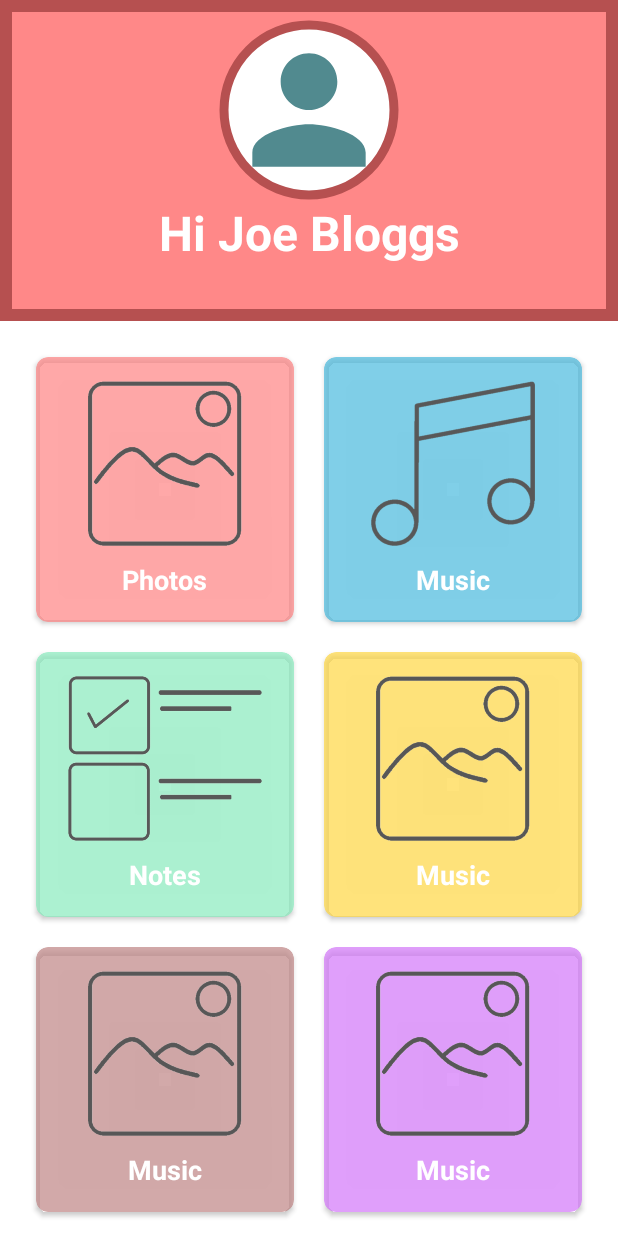
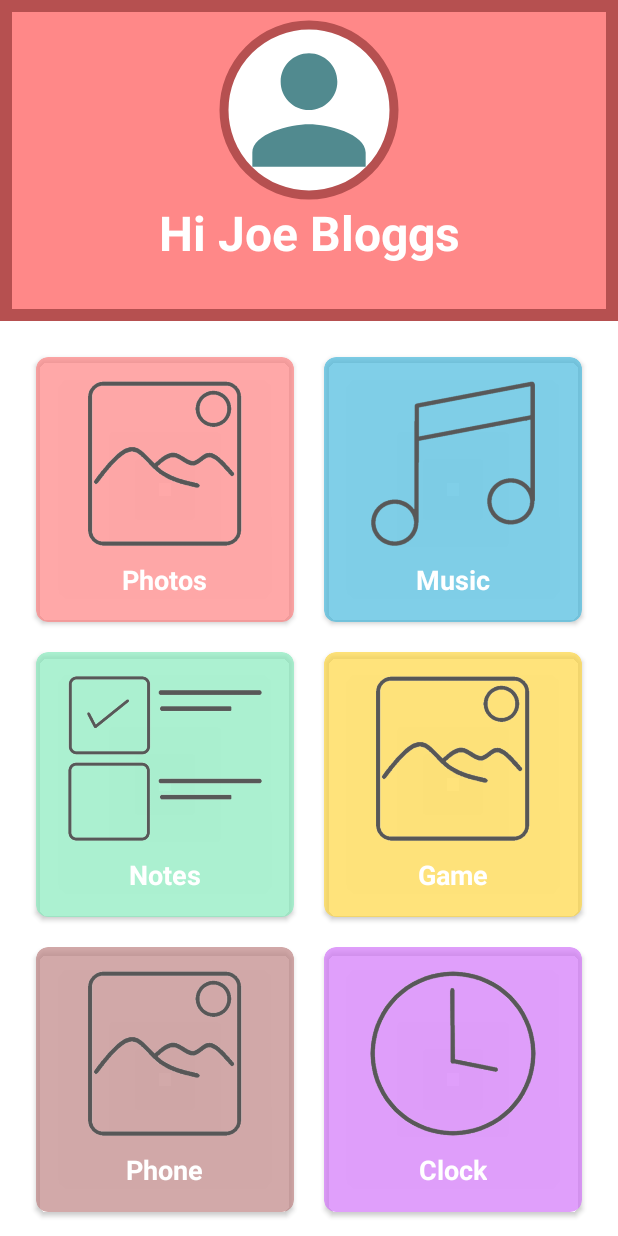
Before and after one commit to yahya-t/DALD, an Android app: the screen it shows after launch (MainActivity), on a phone screen of 412 x 824 dp. Run offline under Robolectric (Android 15) with nearby library versions, the phone set to English and light mode, and no system bars.

Commit message:
Completed AOD Clock

```diff
--- a/app/src/main/java/com/example/dald/MainActivity.kt
+++ b/app/src/main/java/com/example/dald/MainActivity.kt
@@ -9,6 +9,7 @@ import androidx.annotation.RequiresApi
 import androidx.core.view.WindowCompat
 import androidx.core.view.WindowInsetsCompat
 import androidx.core.view.WindowInsetsControllerCompat
+import com.example.dald.Clock.ClockMainActivity
 import com.example.dald.Photos.*
 import com.example.dald.Music.MusicMainActivity
 import com.example.dald.Notes.NotesMainActivity
@@ -38,6 +39,11 @@ class MainActivity : AppCompatActivity() {
         startActivity(intent)
     }
 
+    fun clockCard(view: View) {
+        val intent = Intent(this, ClockMainActivity::class.java)
+        startActivity(intent)
+    }
+
     @RequiresApi(Build.VERSION_CODES.R)
     fun hideSystemUI() {
         WindowCompat.setDecorFitsSystemWindows(window, false)
--- a/app/src/main/res/layout/activity_main.xml
+++ b/app/src/main/res/layout/activity_main.xml
@@ -14,8 +14,8 @@
         android:layout_weight="2.6"
         android:background="@drawable/home_banner_background"
         android:columnCount="2"
-        android:rowCount="2"
-        android:padding="13dp">
+        android:padding="13dp"
+        android:rowCount="2">
 
         <com.google.android.material.imageview.ShapeableImageView
             android:layout_width="120dp"
@@ -38,10 +38,10 @@
             android:layout_column="0"
             android:layout_centerInParent="true"
             android:gravity="center"
+            android:text="Hi Joe Bloggs"
             android:textColor="@android:color/white"
             android:textSize="32sp"
-            android:textStyle="bold"
-            android:text="Hi Joe Bloggs" />
+            android:textStyle="bold" />
 
     </GridLayout>
 
@@ -83,18 +83,18 @@
                     android:layout_width="wrap_content"
                     android:layout_height="wrap_content"
                     android:layout_gravity="center_horizontal"
-                    android:src="@drawable/gallery"
-                    android:layout_weight="1"/>
+                    android:layout_weight="1"
+                    android:src="@drawable/gallery" />
 
                 <TextView
                     android:layout_width="wrap_content"
                     android:layout_height="wrap_content"
+                    android:layout_gravity="center"
+                    android:layout_marginTop="10dp"
                     android:text="Photos"
                     android:textColor="@android:color/white"
-                    android:layout_gravity="center"
-                    android:layout_marginTop="10dp"
                     android:textSize="18sp"
-                    android:textStyle="bold"/>
+                    android:textStyle="bold" />
 
             </LinearLayout>
 
@@ -110,8 +110,8 @@
             android:layout_margin="10dp"
             android:backgroundTint="@color/music_background"
             android:clickable="true"
+            android:foreground="?attr/selectableItemBackground"
             android:onClick="musicPlayerCard"
-            android:foreground="?attr/selectableItemBackground"
             app:cardCornerRadius="8dp"
             app:cardElevation="2dp">
 
@@ -126,18 +126,18 @@
                     android:layout_width="wrap_content"
                     android:layout_height="wrap_content"
                     android:layout_gravity="center_horizontal"
-                    android:src="@drawable/music"
-                    android:layout_weight="1"/>
+                    android:layout_weight="1"
+                    android:src="@drawable/music" />
 
                 <TextView
                     android:layout_width="wrap_content"
                     android:layout_height="wrap_content"
+                    android:layout_gravity="center"
+                    android:layout_marginTop="10dp"
                     android:text="Music"
                     android:textColor="@android:color/white"
-                    android:layout_gravity="center"
-                    android:layout_marginTop="10dp"
                     android:textSize="18sp"
-                    android:textStyle="bold"/>
+                    android:textStyle="bold" />
 
             </LinearLayout>
 
@@ -156,8 +156,8 @@
             android:layout_margin="10dp"
             android:backgroundTint="@color/notes_background"
             android:clickable="true"
+            android:foreground="?attr/selectableItemBackground"
             android:onClick="notesCard"
-            android:foreground="?attr/selectableItemBackground"
             app:cardCornerRadius="8dp"
             app:cardElevation="2dp">
 
@@ -172,18 +172,18 @@
                     android:layout_width="wrap_content"
                     android:layout_height="wrap_content"
                     android:layout_gravity="center_horizontal"
-                    android:src="@drawable/notes"
-                    android:layout_weight="1"/>
+                    android:layout_weight="1"
+                    android:src="@drawable/notes" />
 
                 <TextView
                     android:layout_width="wrap_content"
                     android:layout_height="wrap_content"
+                    android:layout_gravity="center"
+                    android:layout_marginTop="10dp"
                     android:text="Notes"
                     android:textColor="@android:color/white"
-                    android:layout_gravity="center"
-                    android:layout_marginTop="10dp"
                     android:textSize="18sp"
-                    android:textStyle="bold"/>
+                    android:textStyle="bold" />
 
             </LinearLayout>
 
@@ -214,18 +214,18 @@
                     android:layout_width="wrap_content"
                     android:layout_height="wrap_content"
                     android:layout_gravity="center_horizontal"
-                    android:src="@drawable/gallery"
-                    android:layout_weight="1"/>
+                    android:layout_weight="1"
+                    android:src="@drawable/gallery" />
 
                 <TextView
                     android:layout_width="wrap_content"
                     android:layout_height="wrap_content"
-                    android:text="Music"
-                    android:textColor="@android:color/white"
                     android:layout_gravity="center"
                     android:layout_marginTop="10dp"
+                    android:text="Game"
+                    android:textColor="@android:color/white"
                     android:textSize="18sp"
-                    android:textStyle="bold"/>
+                    android:textStyle="bold" />
 
             </LinearLayout>
 
@@ -259,18 +259,18 @@
                     android:layout_width="wrap_content"
                     android:layout_height="wrap_content"
                     android:layout_gravity="center_horizontal"
-                    android:src="@drawable/gallery"
-                    android:layout_weight="1"/>
+                    android:layout_weight="1"
+                    android:src="@drawable/gallery" />
 
                 <TextView
                     android:layout_width="wrap_content"
                     android:layout_height="wrap_content"
-                    android:text="Music"
-                    android:textColor="@android:color/white"
                     android:layout_gravity="center"
                     android:layout_marginTop="10dp"
+                    android:text="Phone"
+                    android:textColor="@android:color/white"
                     android:textSize="18sp"
-                    android:textStyle="bold"/>
+                    android:textStyle="bold" />
 
             </LinearLayout>
 
@@ -287,6 +287,7 @@
             android:backgroundTint="@color/clock_background"
             android:clickable="true"
             android:foreground="?attr/selectableItemBackground"
+            android:onClick="clockCard"
             app:cardCornerRadius="8dp"
             app:cardElevation="2dp">
 
@@ -301,18 +302,18 @@
                     android:layout_width="wrap_content"
                     android:layout_height="wrap_content"
                     android:layout_gravity="center_horizontal"
-                    android:src="@drawable/gallery"
-                    android:layout_weight="1"/>
+                    android:layout_weight="1"
+                    android:src="@drawable/clock" />
 
                 <TextView
                     android:layout_width="wrap_content"
                     android:layout_height="wrap_content"
-                    android:text="Music"
-                    android:textColor="@android:color/white"
                     android:layout_gravity="center"
                     android:layout_marginTop="10dp"
+                    android:text="Clock"
+                    android:textColor="@android:color/white"
                     android:textSize="18sp"
-                    android:textStyle="bold"/>
+                    android:textStyle="bold" />
 
             </LinearLayout>
 
```
Also changed, not shown: app/src/main/AndroidManifest.xml (+6 -3 lines), app/src/main/java/com/example/dald/Clock/ClockMainActivity.kt (added, +57 -0 lines), app/src/main/res/drawable-v24/clock_banner_background.xml (added, +12 -0 lines), app/src/main/res/layout/activity_clock_main.xml (added, +113 -0 lines), app/src/main/res/drawable-v24/clock.png (added).
